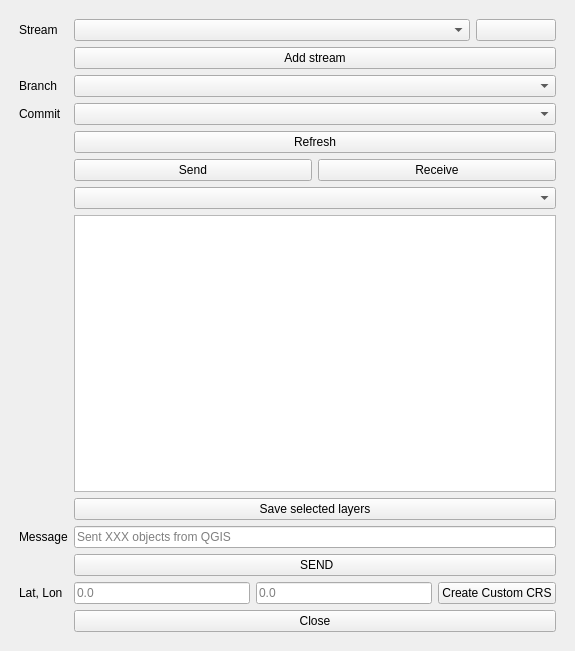
Above: ui/speckle_qgis_dialog_base.ui from specklesystems/speckle-qgis before the change. Below: the same form after it.
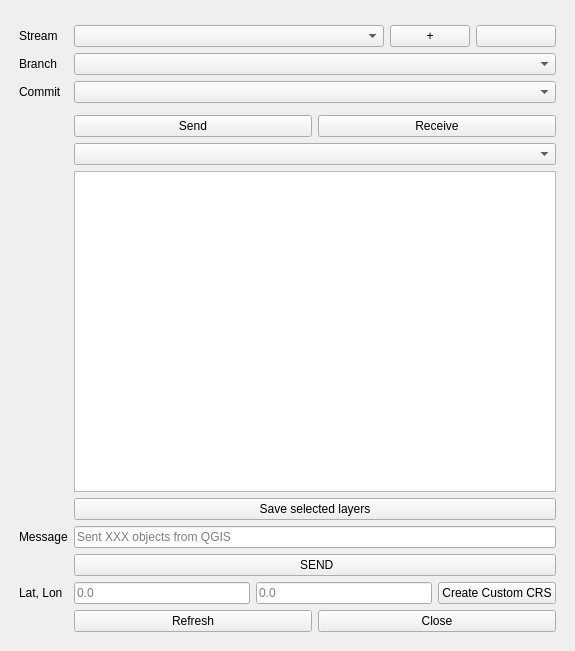
That is the form after the change.

Commit message: disabling RUN button when necessary, UI fixes

```diff
--- a/ui/speckle_qgis_dialog_base.ui
+++ b/ui/speckle_qgis_dialog_base.ui
@@ -29,18 +29,33 @@
         <property name="bottomMargin">
          <number>10</number>
         </property>
-        <item row="0" column="0">
+
+        
+        <item row="0" column="1">
+          <layout class="QHBoxLayout" name="streamListButtons">
+          </layout>
+        </item>
+
+        <item row="1" column="0">
          <widget class="QLabel" name="streamListLabel">
           <property name="text">
            <string>Stream</string>
           </property>
          </widget>
         </item>
-        <item row="0" column="1">
+
+        <item row="1" column="1">
           <layout class="QHBoxLayout" name="streamListButtons" stretch="20,1">
             <item>
               <widget class="QComboBox" name="streamList"/>
             </item>
+            <item>
+            <widget class="QPushButton" name="streams_add_button">
+              <property name="text">
+              <string> + </string>
+              </property>
+            </widget>
+            </item>
             <item>
               <widget class="QPushButton" name="streams_remove_button">
                 <property name="text">
@@ -59,19 +74,6 @@
           </layout>
         </item>
 
-        <item row="1" column="1">
-              <layout class="QHBoxLayout" name="streamListButtons">
-                <item>
-                <widget class="QPushButton" name="streams_add_button">
-                  <property name="text">
-                  <string>Add stream</string>
-                  </property>
-                </widget>
-                </item>
-                
-
-              </layout>
-        </item>
 
 
         <item row="2" column="0">
@@ -97,16 +99,6 @@
         
         <item row="4" column="1">
           <layout class="QHBoxLayout" name="horizontalLayout">
-            <item>
-              <widget class="QPushButton" name="reloadButton">
-                <property name="enabled">
-                <bool>true</bool>
-                </property>
-                <property name="text">
-                <string>Refresh</string>
-                </property>
-              </widget>
-            </item>
          </layout>
         </item>
 
@@ -248,6 +240,16 @@
         <item row="12" column="1">
           <layout class="QHBoxLayout" name="horizontalLayout">
             
+            <item>
+              <widget class="QPushButton" name="reloadButton">
+                <property name="enabled">
+                <bool>true</bool>
+                </property>
+                <property name="text">
+                <string>Refresh</string>
+                </property>
+              </widget>
+            </item>
             <item>
               <widget class="QPushButton" name="closeButton">
                 <property name="enabled">
```
Lines whose indentation alone changed are shown as unchanged. The commit also changes 3 other files.
